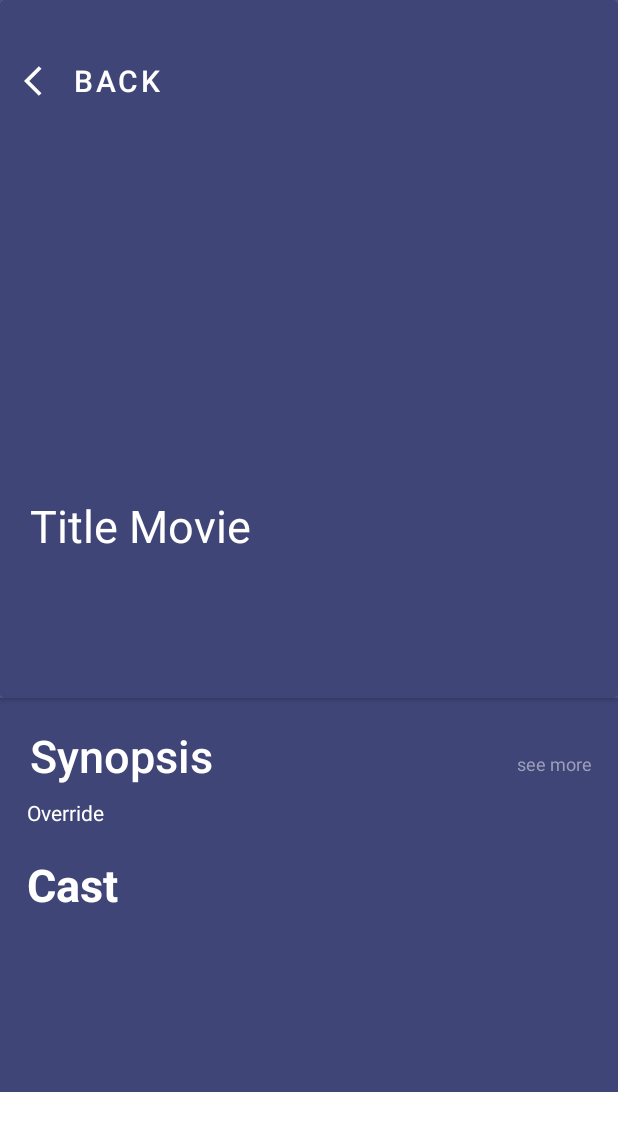
After one commit to barbosaivan/theMovieDB, an Android app: the DescriptionMovie screen opened directly, with no data from a screen before it, on a phone screen of 412 x 824 dp. The commit adds this screen. Shown: the top 1131 px of the screen. Run offline under Robolectric (Android 15) with nearby library versions, the phone set to English and light mode, and no system bars; pictures from the network do not load; 3 statements that could not run were skipped.

Commit message:
IMPLEMENTACION - Carge de datos del cardView en nueva activity
- Creacion de activity DescriptionMovie para cargar los detalles de las peliculas.
- Agrego archivo ic_back.xml para el icono del boton Back en el DescriptionMovie.mxl.
- Agrego dos String Para el textView textViewSeeMore.
- Modificacion de las clases WMovie, MainActivity, ListMovieAdapter para pasar los datos de las peliculas a la activity DescriptionMovie.
- Cambio del los colores primarios en el themes.xml.

```diff
--- a/app/src/main/AndroidManifest.xml
+++ b/app/src/main/AndroidManifest.xml
@@ -12,6 +12,9 @@
         android:supportsRtl="true"
         android:theme="@style/Theme.WPOSS_001_SEMILLERO_WMOVIE">
         <activity
+            android:name=".view.DescriptionMovie"
+            android:exported="false" />
+        <activity
             android:name=".presenter.SplashActivity"
             android:exported="true"
             android:theme="@style/SplashScream">
@@ -23,8 +26,7 @@
         </activity>
         <activity
             android:name=".view.MainActivity"
-            android:exported="false">
-        </activity>
+            android:exported="false"/>
     </application>
 
 </manifest>
--- /dev/null
+++ b/app/src/main/java/com/example/wposs_001_semillero_wmovie/view/DescriptionMovie.java
@@ -0,0 +1,67 @@
+package com.example.wposs_001_semillero_wmovie.view;
+
+import androidx.appcompat.app.AppCompatActivity;
+
+import android.os.Bundle;
+import android.view.View;
+import android.widget.Button;
+import android.widget.ImageView;
+import android.widget.TextView;
+
+import com.bumptech.glide.Glide;
+import com.bumptech.glide.load.engine.DiskCacheStrategy;
+import com.example.wposs_001_semillero_wmovie.R;
+import com.example.wposs_001_semillero_wmovie.models.WMovie;
+
+import java.util.Objects;
+
+public class DescriptionMovie extends AppCompatActivity {
+
+    TextView titleDescription, overviewDescription, textViewSeeMore;
+    ImageView posterMovieDescription;
+    Button buttonBack;
+    private boolean hideOverride;
+
+    @Override
+    protected void onCreate(Bundle savedInstanceState) {
+        super.onCreate(savedInstanceState);
+        setContentView(R.layout.activity_description_movie);
+        Objects.requireNonNull(getSupportActionBar()).hide();
+
+        WMovie movies = (WMovie) getIntent().getSerializableExtra("listMovie");
+        titleDescription = findViewById(R.id.textViewTitleDescription);
+        overviewDescription = findViewById(R.id.textViewOverviewDescription);
+        posterMovieDescription = findViewById(R.id.imageViewMovieDescription);
+        buttonBack = (Button) findViewById(R.id.buttonBack);
+        textViewSeeMore = (TextView) findViewById(R.id.textviewSeeMore);
+        hideOverride = false;
+
+        titleDescription.setText(movies.getTitle());
+        overviewDescription.setText(String.valueOf(movies.getOverview()));
+        Glide.with(this).
+                load("https://image.tmdb.org/t/p/w500/" + movies.getPoster_path())
+                .centerCrop().crossFade().diskCacheStrategy(DiskCacheStrategy.ALL)
+                .into(posterMovieDescription);
+
+        buttonBack.setOnClickListener(new View.OnClickListener() {
+            public void onClick(View v) {
+                finish();
+            }
+        });
+
+        textViewSeeMore.setOnClickListener(new View.OnClickListener() {
+            @Override
+            public void onClick(View view) {
+                if(hideOverride == false) {
+                    overviewDescription.setLines(overviewDescription.getLineCount());
+                    hideOverride = true;
+                    textViewSeeMore.setText(R.string.see_less);
+                }else{
+                overviewDescription.setLines(4);
+                    hideOverride = false;
+                    textViewSeeMore.setText(R.string.see_more);
+                }
+            }
+        });
+    }
+}
--- /dev/null
+++ b/app/src/main/res/drawable/ic_back.xml
@@ -0,0 +1,5 @@
+<vector android:autoMirrored="true" android:height="24dp"
+    android:tint="#FFFFFF" android:viewportHeight="24"
+    android:viewportWidth="24" android:width="24dp" xmlns:android="http://schemas.android.com/apk/res/android">
+    <path android:fillColor="@android:color/white" android:pathData="M11.67,3.87L9.9,2.1 0,12l9.9,9.9 1.77,-1.77L3.54,12z"/>
+</vector>
--- /dev/null
+++ b/app/src/main/res/layout/activity_description_movie.xml
@@ -0,0 +1,112 @@
+<?xml version="1.0" encoding="utf-8"?>
+<ScrollView xmlns:android="http://schemas.android.com/apk/res/android"
+    xmlns:app="http://schemas.android.com/apk/res-auto"
+    xmlns:tools="http://schemas.android.com/tools"
+    android:layout_width="wrap_content"
+    android:layout_height="wrap_content">
+
+<RelativeLayout
+    android:layout_width="match_parent"
+    android:layout_height="match_parent"
+    tools:context=".view.DescriptionMovie"
+    android:background="@color/Violeta">
+
+    <androidx.cardview.widget.CardView
+        android:id="@+id/cardviewDescription"
+        android:layout_width="match_parent"
+        android:layout_height="465dp">
+
+        <ImageView
+            android:id="@+id/imageViewMovieDescription"
+            android:layout_width="match_parent"
+            android:layout_height="match_parent"
+            android:background="@color/Violeta">
+        </ImageView>
+
+        <Button
+            android:id="@+id/buttonBack"
+            android:layout_width="123dp"
+            android:layout_height="wrap_content"
+            android:layout_marginTop="30dp"
+            android:background="@color/tranparent"
+            android:text="Back"
+            android:textColor="@color/white"
+            android:textSize="20sp"
+            android:drawableLeft="@drawable/ic_back"/>
+
+        <TextView
+            android:id="@+id/textViewTitleDescription"
+            android:layout_width="match_parent"
+            android:layout_height="wrap_content"
+            android:layout_marginTop="330dp"
+            android:layout_marginHorizontal="20dp"
+            android:text="Title Movie"
+            android:textColor="@color/white"
+            android:textSize="30sp"/>
+
+    </androidx.cardview.widget.CardView>
+
+    <TextView
+        android:id="@+id/textViewSynopsis"
+        android:layout_width="wrap_content"
+        android:layout_height="wrap_content"
+        android:layout_below="@+id/cardviewDescription"
+        android:layout_marginHorizontal="20dp"
+        android:layout_marginTop="18dp"
+        android:fontFamily="sans-serif-light"
+        android:text="Synopsis"
+        android:textColor="@color/white"
+        android:textSize="30sp"
+        android:textStyle="bold" />
+
+    <TextView
+        android:id="@+id/textviewSeeMore"
+        android:layout_width="wrap_content"
+        android:layout_height="wrap_content"
+        android:layout_below="@+id/cardviewDescription"
+        android:layout_alignParentEnd="true"
+        android:layout_marginStart="120dp"
+        android:layout_marginTop="35dp"
+        android:layout_marginEnd="18dp"
+        android:layout_toEndOf="@+id/textViewSynopsis"
+        android:background="@color/tranparent"
+        android:text="@string/see_more"
+        android:textAlignment="textEnd"
+        android:textAllCaps="false"
+        android:textColor="@color/oscure_text"
+        android:textSize="12sp" />
+
+    <TextView
+        android:id="@+id/textViewOverviewDescription"
+        android:layout_width="wrap_content"
+        android:layout_height="wrap_content"
+        android:layout_below="@id/textViewSynopsis"
+        android:layout_marginHorizontal="18sp"
+        android:layout_marginTop="8dp"
+        android:text="Override"
+        android:maxLines="4"
+        android:textColor="@color/white"
+        android:textSize="14sp" />
+
+    <TextView
+        android:id="@+id/textViewCast"
+        android:layout_width="wrap_content"
+        android:layout_height="wrap_content"
+        android:layout_below="@id/textViewOverviewDescription"
+        android:layout_marginHorizontal="18dp"
+        android:layout_marginTop="18dp"
+        android:text="Cast"
+        android:textColor="@color/white"
+        android:textSize="30sp"
+        android:textStyle="bold"/>
+
+    <ImageView
+        android:layout_width="100dp"
+        android:layout_height="100dp"
+        android:layout_below="@+id/textViewCast"
+        android:layout_marginTop="18dp"
+        android:layout_marginStart="18dp"/>
+
+</RelativeLayout>
+
+</ScrollView>
--- a/app/src/main/res/values/strings.xml
+++ b/app/src/main/res/values/strings.xml
@@ -1,3 +1,5 @@
 <resources>
     <string name="app_name">Wmovie</string>
+    <string name="see_more">see more</string>
+    <string name="see_less">see lee</string>
 </resources>
--- a/app/src/main/res/values/themes.xml
+++ b/app/src/main/res/values/themes.xml
@@ -3,7 +3,7 @@
     <style name="Theme.WPOSS_001_SEMILLERO_WMOVIE" parent="Theme.MaterialComponents.DayNight.DarkActionBar">
         <!-- Primary brand color. -->
         <item name="colorPrimary">@color/Violeta</item>
-        <item name="colorPrimaryVariant">@color/purple_700</item>
+        <item name="colorPrimaryVariant">@color/Violeta</item>
         <item name="colorOnPrimary">@color/white</item>
         <!-- Secondary brand color. -->
         <item name="colorSecondary">@color/teal_200</item>
```
Also changed, not shown: app/src/main/java/com/example/wposs_001_semillero_wmovie/models/WMovie.java (+8 -43 lines), app/src/main/java/com/example/wposs_001_semillero_wmovie/view/MainActivity.java (+13 -1 lines), app/src/main/java/com/example/wposs_001_semillero_wmovie/view/adapters/ListMovieAdapter.java (+13 -3 lines).
